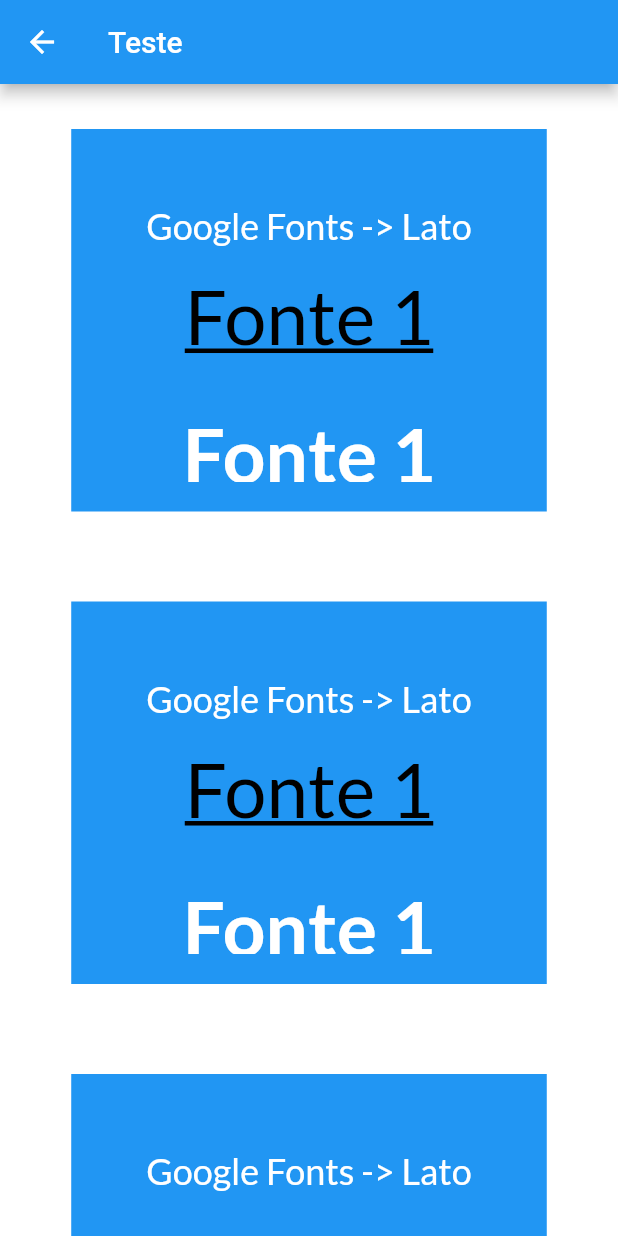
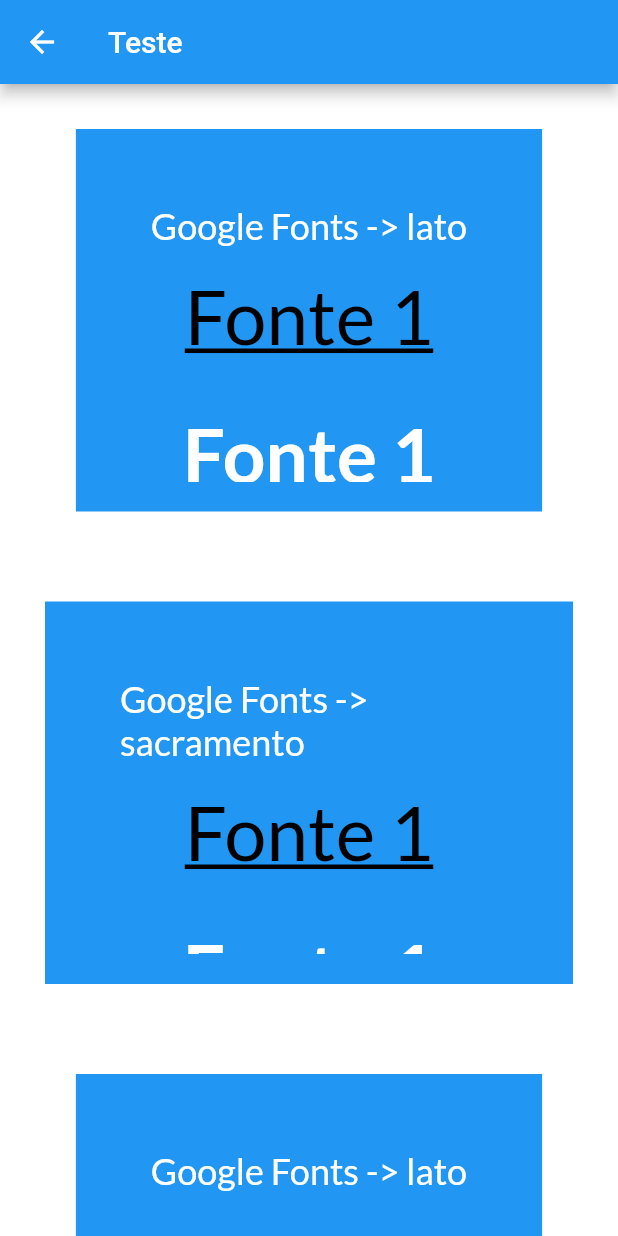
Before and after one commit to ireero/nessa_fonte, a Flutter app: the FirstPage screen opened directly, on a phone screen of 412 x 824 dp. Run offline on Flutter 3.47's test engine with Material 2 defaults, Android fonts, the light colour scheme and no system bars; our stand-ins replace google_fonts.

Commit message:
Tentativa de modificar código para aceitar várias fontes diferentes.

```diff
--- a/lib/classes/fonte_class.dart
+++ b/lib/classes/fonte_class.dart
@@ -5,7 +5,7 @@
 class Fonte {
 
   final String text = 'Fonte 1';
-  final List<TextStyle> styles = [GoogleFonts.lato(color: Colors.black,
+  final List<TextStyle> google_lato = [GoogleFonts.lato(color: Colors.black,
     fontSize: 50,
     decoration: TextDecoration.underline,
     decorationColor: Colors.black,), GoogleFonts.lato(
@@ -22,6 +22,32 @@
     fontSize: 50,
     fontStyle: FontStyle.italic,
     decoration: TextDecoration.none,
+  ), GoogleFonts.lato(
+    color: Colors.black,
+    fontSize: 50,
+    decoration: TextDecoration.lineThrough,
   )];
 
+  final List<TextStyle> google_sacramento = [GoogleFonts.lato(color: Colors.black,
+  fontSize: 50,
+  decoration: TextDecoration.underline,
+  decorationColor: Colors.black,), GoogleFonts.lato(
+  color: Colors.white,
+  fontSize: 50,
+  fontWeight: FontWeight.bold,
+  decoration: TextDecoration.none,
+  ), GoogleFonts.lato(
+  color: Colors.black,
+  fontSize: 50,
+  decoration: TextDecoration.none,
+  ), GoogleFonts.lato(
+  color: Colors.white,
+  fontSize: 50,
+  fontStyle: FontStyle.italic,
+  decoration: TextDecoration.none,
+  ), GoogleFonts.lato(
+  color: Colors.black,
+  fontSize: 50,
+  decoration: TextDecoration.lineThrough,
+  )];
 }
--- a/lib/first_page.dart
+++ b/lib/first_page.dart
@@ -21,7 +21,7 @@
         child: Center(
           child: SingleChildScrollView(
             child: Column(
-              children: const [FontSquare(), FontSquare(), FontSquare(), FontSquare(), FontSquare()],
+              children: [FontSquare('lato',), FontSquare('sacramento',), FontSquare('lato',), FontSquare('sacramento',), FontSquare('lato'),],
             ),
           ),
         ),
--- a/lib/font_square.dart
+++ b/lib/font_square.dart
@@ -5,7 +5,9 @@
 
 
 class FontSquare extends StatelessWidget {
-  const FontSquare({super.key});
+  FontSquare(this.tipoFonte,{super.key});
+
+  var tipoFonte = '';
 
   @override
   Widget build(context) {
@@ -23,18 +25,18 @@
           mainAxisAlignment: MainAxisAlignment.spaceAround,
           children:  <Widget> [
             Text(
-              'Google Fonts -> Lato',
+              'Google Fonts -> $tipoFonte',
               style: GoogleFonts.lato(
                 fontSize: 24,
                 decoration: TextDecoration.none,
                 color: Colors.white
               ),
             ),
-            FontTextButton(position: 0),
-            FontTextButton(position
-                : 1),
-            FontTextButton(position: 2),
-            FontTextButton(position: 3),
+            FontTextButton(position: 0, fonte_nome: tipoFonte),
+            FontTextButton(position: 1, fonte_nome: tipoFonte),
+            FontTextButton(position: 2, fonte_nome: tipoFonte),
+            FontTextButton(position: 3, fonte_nome: tipoFonte),
+            FontTextButton(position: 4, fonte_nome: tipoFonte),
           ],
         ),
       ),
--- a/lib/fonte_text_button.dart
+++ b/lib/fonte_text_button.dart
@@ -3,9 +3,10 @@
 
 
 class FontTextButton extends StatelessWidget {
-  FontTextButton({super.key, required var this.position});
+  FontTextButton({required var this.position, required var this.fonte_nome, super.key});
 
-  var position;
+  final position;
+  var fonte_nome;
 
   @override
   Widget build(context) {
@@ -13,7 +14,7 @@
       padding: const EdgeInsets.all(8.0),
       child: TextButton(
         onPressed: () {},
-        child: Text(Fonte().text, style: Fonte().styles[position]),
+        child: Text(Fonte().text, style: fonte_nome == 'lato' ? Fonte().google_lato[position] : Fonte().google_sacramento[position]),
       ),
     );
   }
```
Also changed, not shown: 4 other files.
